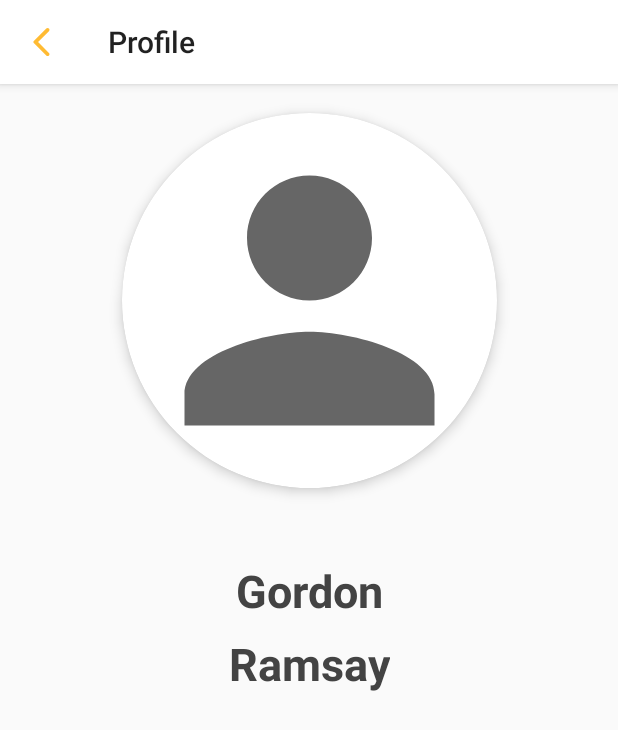
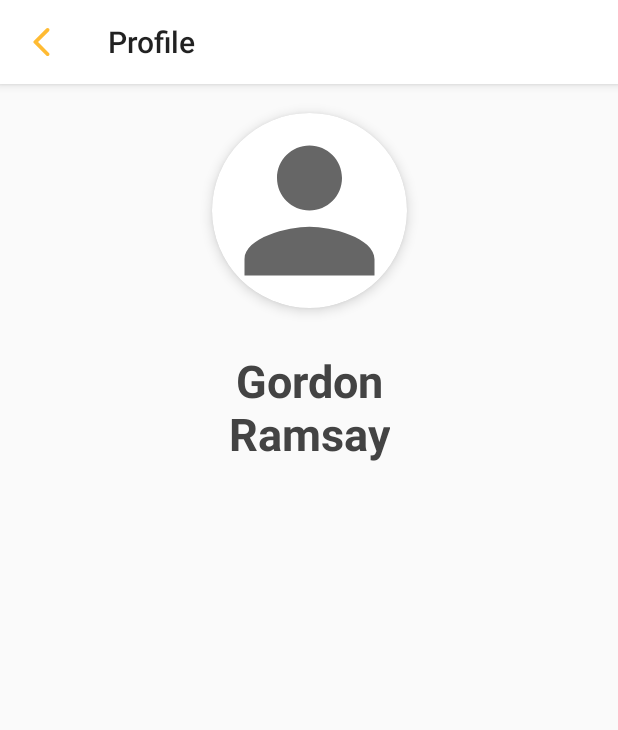
Before and after one commit to WillMahler/gather, an Android app: the UserProfileActivity screen opened directly, with no data from a screen before it, on a phone screen of 412 x 824 dp. Shown: the top 730 px of the screen. Run offline under Robolectric (Android 15) with nearby library versions, the phone set to English and light mode, and no system bars.

Commit message:
Updated layout resource file of UserProfileActivity to reflect changes made in the profile fragment.

```diff
--- a/app/app/src/main/java/com/WKNS/gather/UserProfileActivity.java
+++ b/app/app/src/main/java/com/WKNS/gather/UserProfileActivity.java
@@ -3,30 +3,29 @@ package com.WKNS.gather;
 import androidx.appcompat.app.AppCompatActivity;
 import androidx.appcompat.widget.Toolbar;
 import android.os.Bundle;
-import android.widget.EditText;
 import android.widget.ImageView;
 import android.widget.TextView;
 
 public class UserProfileActivity extends AppCompatActivity {
 
-    private ImageView mImageView;
     private Toolbar actionbar;
-    private TextView firstName, lastName, email;
+    private ImageView mProfileImage;
+    private TextView mName, mEmail, mPhoneNum, mBio;
 
     @Override
     protected void onCreate(Bundle savedInstanceState) {
         super.onCreate(savedInstanceState);
         setContentView(R.layout.activity_user_profile);
 
-        firstName = findViewById(R.id.firstName_external);
-        lastName = findViewById(R.id.lastName_external);
-        email = findViewById(R.id.email_external);
-        mImageView = findViewById(R.id.profileImage);
+        mProfileImage = findViewById(R.id.profileImage);
+        mName = findViewById(R.id.name);
+        mEmail = findViewById(R.id.email);
+        mPhoneNum = findViewById(R.id.phoneNum);
+        mBio = findViewById(R.id.bio);
 
         // TODO Remove these later, this is just for display for the D2 demo
-        firstName.setText("Gordon");
-        lastName.setText("Ramsay");
-        mImageView.setImageResource(R.drawable.ic_baseline_person_24);
+        mName.setText("Gordon\nRamsay");
+        mProfileImage.setImageResource(R.drawable.ic_baseline_person_24);
 
         // setting title of action bar
         actionbar = findViewById(R.id.actionbar);
--- a/app/app/src/main/res/layout/activity_user_profile.xml
+++ b/app/app/src/main/res/layout/activity_user_profile.xml
@@ -1,5 +1,6 @@
 <?xml version="1.0" encoding="utf-8"?>
-<androidx.constraintlayout.widget.ConstraintLayout xmlns:android="http://schemas.android.com/apk/res/android"
+<androidx.constraintlayout.widget.ConstraintLayout
+    xmlns:android="http://schemas.android.com/apk/res/android"
     android:layout_width="match_parent"
     android:layout_height="match_parent"
     xmlns:app="http://schemas.android.com/apk/res-auto"
@@ -10,11 +11,11 @@
 
     <androidx.cardview.widget.CardView
         android:id="@+id/profileImageCard"
-        android:layout_width="250dp"
-        android:layout_height="250dp"
+        android:layout_width="130dp"
+        android:layout_height="130dp"
+        android:layout_marginTop="75dp"
         app:cardCornerRadius="250dp"
         app:cardElevation="5dp"
-        android:layout_marginTop="75dp"
         app:layout_constraintEnd_toEndOf="parent"
         app:layout_constraintStart_toStartOf="parent"
         app:layout_constraintTop_toTopOf="parent">
@@ -22,16 +23,16 @@
         <ImageView
             android:id="@+id/profileImage"
             android:layout_width="match_parent"
-            android:layout_height="match_parent" />
+            android:layout_height="match_parent"
+            android:scaleType="centerCrop"/>
 
     </androidx.cardview.widget.CardView>
 
     <TextView
-        android:id="@+id/firstName_external"
+        android:id="@+id/name"
         android:layout_width="wrap_content"
         android:layout_height="wrap_content"
-        android:layout_marginTop="48dp"
-        android:text="@string/label_first_name"
+        android:layout_marginTop="28dp"
         android:textAlignment="center"
         android:textColor="#434343"
         android:textSize="30sp"
@@ -42,30 +43,38 @@
         app:layout_constraintTop_toBottomOf="@+id/profileImageCard" />
 
     <TextView
-        android:id="@+id/lastName_external"
+        android:id="@+id/email"
         android:layout_width="wrap_content"
         android:layout_height="wrap_content"
-        android:layout_marginTop="8dp"
-        android:text="@string/label_last_name"
-        android:textAlignment="center"
-        android:textColor="#434343"
-        android:textSize="30sp"
-        android:textStyle="bold"
-        app:layout_constraintEnd_toEndOf="parent"
-        app:layout_constraintStart_toStartOf="parent"
-        app:layout_constraintTop_toBottomOf="@+id/firstName_external" />
-
-    <TextView
-        android:id="@+id/email_external"
-        android:layout_width="wrap_content"
-        android:layout_height="wrap_content"
-        android:layout_marginTop="20dp"
-        android:text="@string/label_user_email"
+        android:layout_marginTop="10dp"
         android:textAlignment="viewStart"
         android:textSize="16sp"
         android:textStyle="bold"
         app:layout_constraintEnd_toEndOf="parent"
         app:layout_constraintStart_toStartOf="parent"
-        app:layout_constraintTop_toBottomOf="@+id/lastName" />
+        app:layout_constraintTop_toBottomOf="@+id/name" />
+
+    <TextView
+        android:id="@+id/phoneNum"
+        android:layout_width="wrap_content"
+        android:layout_height="wrap_content"
+        android:layout_marginTop="10dp"
+        android:textAlignment="viewStart"
+        android:textSize="16sp"
+        android:textStyle="bold"
+        app:layout_constraintEnd_toEndOf="parent"
+        app:layout_constraintStart_toStartOf="parent"
+        app:layout_constraintTop_toBottomOf="@+id/email" />
+
+    <TextView
+        android:id="@+id/bio"
+        android:layout_width="wrap_content"
+        android:layout_height="wrap_content"
+        android:layout_marginTop="10dp"
+        android:textAlignment="viewStart"
+        android:textSize="16sp"
+        app:layout_constraintEnd_toEndOf="parent"
+        app:layout_constraintStart_toStartOf="parent"
+        app:layout_constraintTop_toBottomOf="@+id/phoneNum" />
 
 </androidx.constraintlayout.widget.ConstraintLayout>
```
